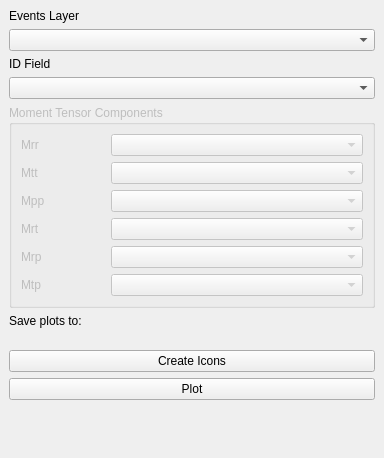
Qt form src/ui/qbeachball_dockwidget_base.ui (lymperis-e/qbeachball) before a commit.
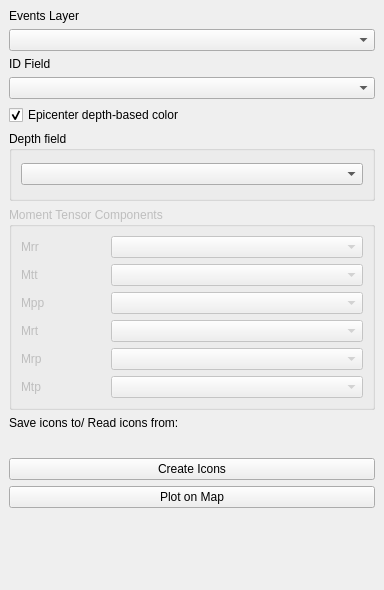
The same form after that commit. Custom widgets are drawn as their Qt base class.

What changed in the file:
```diff
--- a/src/ui/qbeachball_dockwidget_base.ui
+++ b/src/ui/qbeachball_dockwidget_base.ui
@@ -7,7 +7,7 @@
     <x>0</x>
     <y>0</y>
     <width>384</width>
-    <height>458</height>
+    <height>590</height>
    </rect>
   </property>
   <property name="sizePolicy">
@@ -50,6 +50,9 @@
           </property>
          </widget>
         </item>
+        <item row="1" column="0" colspan="2">
+         <widget class="QgsMapLayerComboBox" name="events_layer_input"/>
+        </item>
         <item row="2" column="0" colspan="2">
          <widget class="QLabel" name="label_4">
           <property name="text">
@@ -57,7 +60,20 @@
           </property>
          </widget>
         </item>
-        <item row="4" column="0" colspan="2">
+        <item row="3" column="0" colspan="2">
+         <widget class="QgsFieldComboBox" name="id_field_select"/>
+        </item>
+        <item row="6" column="0">
+         <widget class="QCheckBox" name="depth_color_checkbox">
+          <property name="text">
+           <string>Epicenter depth-based color</string>
+          </property>
+          <property name="checked">
+           <bool>true</bool>
+          </property>
+         </widget>
+        </item>
+        <item row="10" column="0" colspan="2">
          <widget class="QgsCollapsibleGroupBox" name="tensor_components_group">
           <property name="enabled">
            <bool>false</bool>
@@ -66,6 +82,15 @@
            <string>Moment Tensor Components</string>
           </property>
           <layout class="QGridLayout" name="gridLayout_4">
+           <item row="2" column="1" colspan="3">
+            <widget class="QgsFieldComboBox" name="mpp_input_field"/>
+           </item>
+           <item row="5" column="1" colspan="3">
+            <widget class="QgsFieldComboBox" name="mtp_input_field"/>
+           </item>
+           <item row="1" column="1" colspan="3">
+            <widget class="QgsFieldComboBox" name="mtt_input_field"/>
+           </item>
            <item row="0" column="0">
             <widget class="QLabel" name="label_5">
              <property name="text">
@@ -73,9 +98,6 @@
              </property>
             </widget>
            </item>
-           <item row="0" column="1" colspan="3">
-            <widget class="QgsFieldComboBox" name="mrr_input_field"/>
-           </item>
            <item row="2" column="0">
             <widget class="QLabel" name="label_7">
              <property name="text">
@@ -104,46 +126,33 @@
              </property>
             </widget>
            </item>
-           <item row="1" column="0">
-            <widget class="QLabel" name="label_6">
-             <property name="text">
-              <string>Mtt</string>
-             </property>
-            </widget>
-           </item>
-           <item row="1" column="1" colspan="3">
-            <widget class="QgsFieldComboBox" name="mtt_input_field"/>
-           </item>
-           <item row="2" column="1" colspan="3">
-            <widget class="QgsFieldComboBox" name="mpp_input_field"/>
-           </item>
            <item row="3" column="1" colspan="3">
             <widget class="QgsFieldComboBox" name="mrt_input_field"/>
            </item>
            <item row="4" column="1" colspan="3">
             <widget class="QgsFieldComboBox" name="mrp_input_field"/>
            </item>
-           <item row="5" column="1" colspan="3">
-            <widget class="QgsFieldComboBox" name="mtp_input_field"/>
+           <item row="0" column="1" colspan="3">
+            <widget class="QgsFieldComboBox" name="mrr_input_field"/>
+           </item>
+           <item row="1" column="0">
+            <widget class="QLabel" name="label_6">
+             <property name="text">
+              <string>Mtt</string>
+             </property>
+            </widget>
            </item>
           </layout>
          </widget>
         </item>
-        <item row="6" column="0">
+        <item row="12" column="0">
          <widget class="QLabel" name="label_2">
           <property name="text">
-           <string>Save plots to:</string>
+           <string>Save icons to/ Read icons from:</string>
           </property>
          </widget>
         </item>
-        <item row="6" column="1">
-         <widget class="QgsFileWidget" name="svgs_output_widget">
-          <property name="storageMode">
-           <enum>QgsFileWidget::GetDirectory</enum>
-          </property>
-         </widget>
-        </item>
-        <item row="8" column="0">
+        <item row="14" column="0">
          <spacer name="verticalSpacer">
           <property name="orientation">
            <enum>Qt::Vertical</enum>
@@ -159,25 +168,50 @@
           </property>
          </spacer>
         </item>
-        <item row="9" column="0" colspan="2">
+        <item row="15" column="0" colspan="2">
          <widget class="QPushButton" name="btn_make_svgs">
           <property name="text">
            <string>Create Icons</string>
           </property>
          </widget>
         </item>
-        <item row="11" column="0" colspan="2">
+        <item row="17" column="0" colspan="2">
          <widget class="QPushButton" name="btn_plot">
           <property name="text">
-           <string>Plot</string>
+           <string>Plot on Map</string>
           </property>
          </widget>
         </item>
-        <item row="3" column="0" colspan="2">
-         <widget class="QgsFieldComboBox" name="id_field_select"/>
+        <item row="7" column="0" colspan="2">
+         <widget class="QGroupBox" name="depth_color_group">
+          <property name="minimumSize">
+           <size>
+            <width>0</width>
+            <height>70</height>
+           </size>
+          </property>
+          <property name="maximumSize">
+           <size>
+            <width>16777215</width>
+            <height>16777215</height>
+           </size>
+          </property>
+          <property name="title">
+           <string>Depth field</string>
+          </property>
+          <layout class="QVBoxLayout" name="verticalLayout">
+           <item>
+            <widget class="QgsFieldComboBox" name="depth_color_field"/>
+           </item>
+          </layout>
+         </widget>
         </item>
-        <item row="1" column="0" colspan="2">
-         <widget class="QgsMapLayerComboBox" name="events_layer_input"/>
+        <item row="13" column="0" colspan="2">
+         <widget class="QgsFileWidget" name="svgs_output_widget">
+          <property name="storageMode">
+           <enum>QgsFileWidget::GetDirectory</enum>
+          </property>
+         </widget>
         </item>
        </layout>
       </widget>
```
